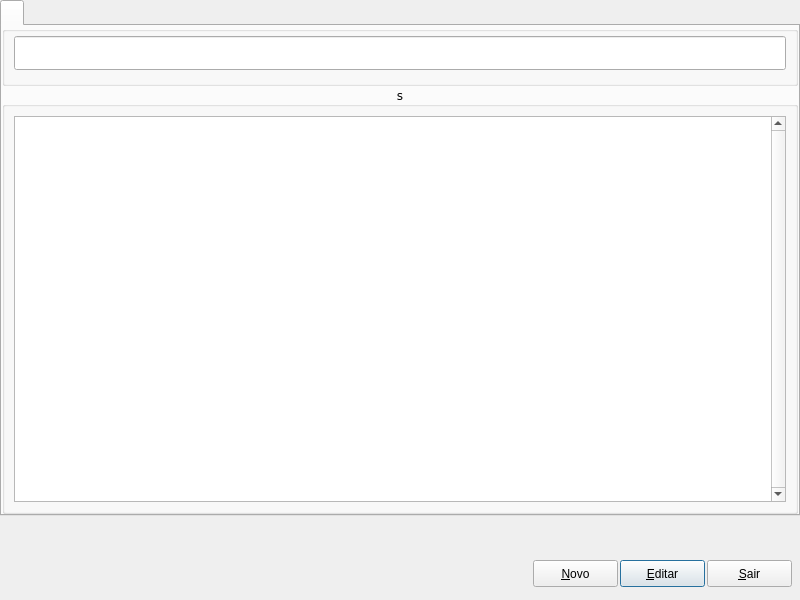
First picture: the form in Projects/Blink/Plugins/visit/manageruser.ui, repository MarcoBueno1/qrad, before the edit.
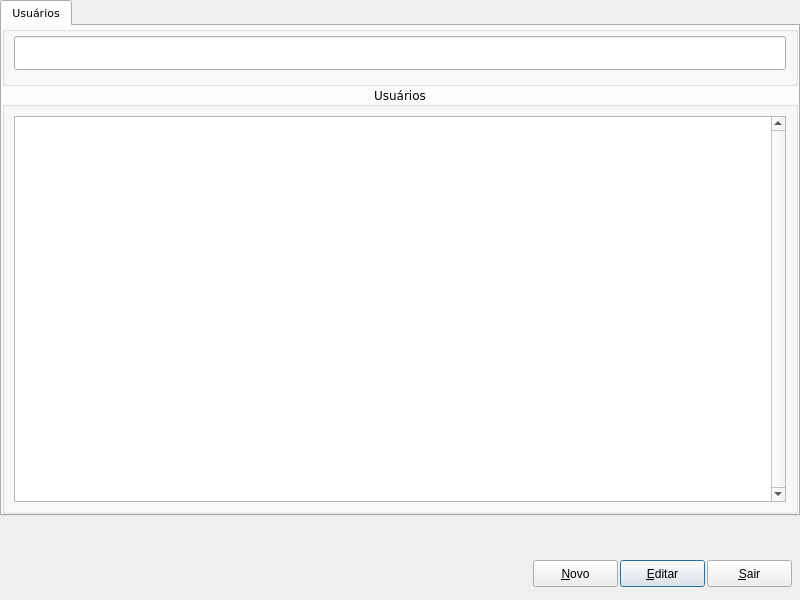
Second picture: the form after the edit. Custom widgets are drawn as their Qt base class.

```diff
--- a/Projects/Blink/Plugins/visit/manageruser.ui
+++ b/Projects/Blink/Plugins/visit/manageruser.ui
@@ -36,7 +36,7 @@
    </property>
    <widget class="QWidget" name="tab">
     <attribute name="title">
-     <string></string>
+     <string>Usuários</string>
     </attribute>
     <layout class="QGridLayout" name="gridLayout_2">
      <property name="leftMargin">
@@ -65,7 +65,7 @@
         </font>
        </property>
        <property name="title">
-        <string>s</string>
+        <string>Usuários</string>
        </property>
        <property name="alignment">
         <set>Qt::AlignCenter</set>
```
Left out of the diff: 2 changed lines with no effect on the pictures. Lines whose indentation alone changed are shown as unchanged.
